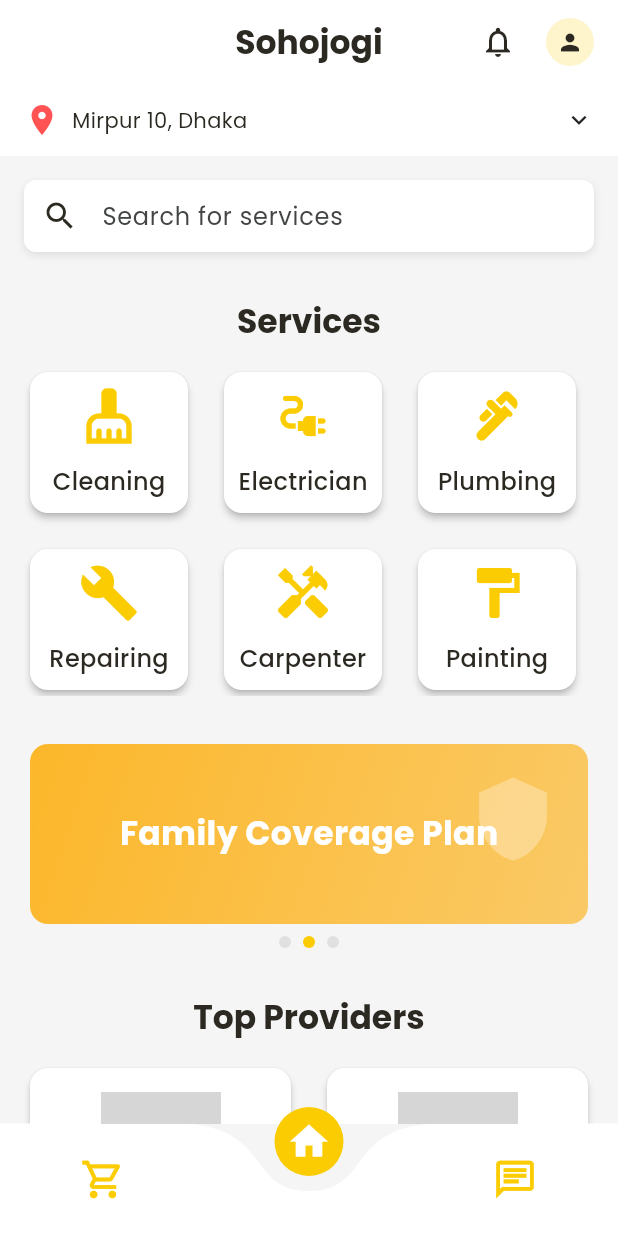
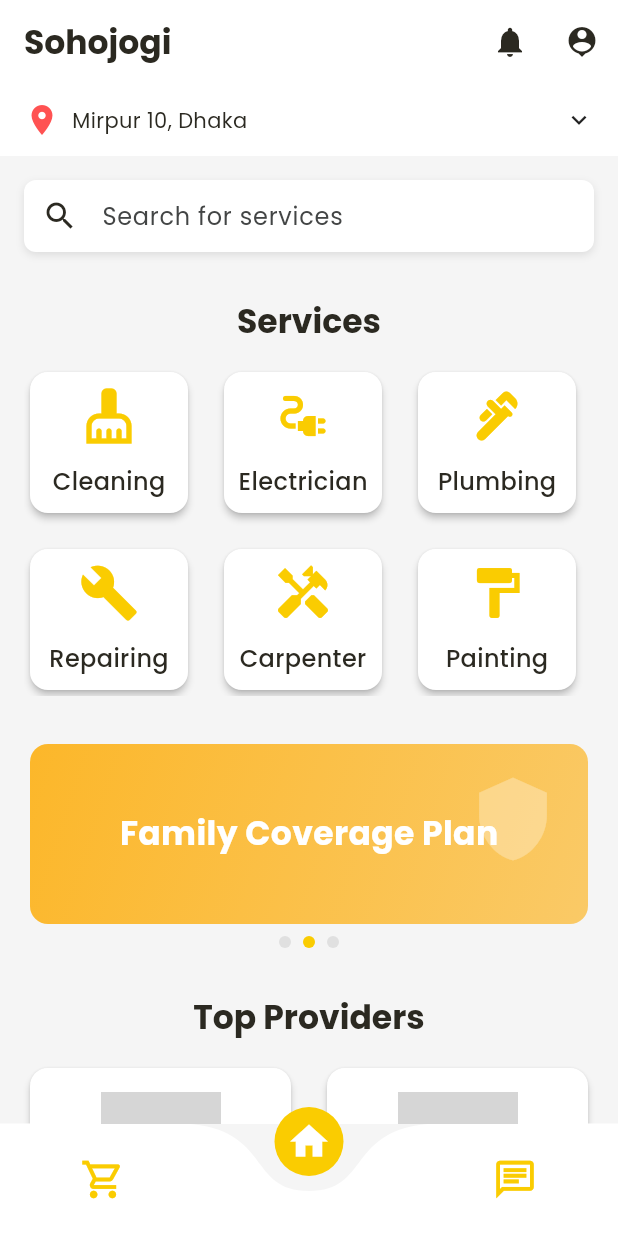
Before and after one commit to Learnathon-By-Geeky-Solutions/team-synergy, a Flutter app: the screen it shows after launch, on a phone screen of 412 x 824 dp. Run offline on Flutter 3.47's test engine with Material 3 defaults, Android fonts, the phone set to English and light mode, and no system bars; drawn by our look-alikes of curved_navigation_bar; our stand-ins replace animated_splash_screen, lottie, pin_code_fields, supabase_flutter; accounts and stored records are empty; network calls fail; grey boxes are pictures that could not be loaded.

Commit message:
appbar problem fixed

```diff
--- a/sohojogi/lib/screens/home/views/home_list_view.dart
+++ b/sohojogi/lib/screens/home/views/home_list_view.dart
@@ -11,7 +11,7 @@ class HomeScreen extends StatelessWidget {
   @override
   Widget build(BuildContext context) {
     return Scaffold(
-      appBar: const AppAppBar(title: 'Sohojogi',),
+      appBar: const AppAppBar(),
       body: const SingleChildScrollView(
         child: HomeBodyContent(),
       ),
--- a/sohojogi/lib/screens/navigation/app_appbar.dart
+++ b/sohojogi/lib/screens/navigation/app_appbar.dart
@@ -1,54 +1,17 @@
 import 'package:flutter/material.dart';
-import 'package:sohojogi/constants/colors.dart';
-import 'package:sohojogi/screens/notification/views/notification_list_view.dart';
+import '../notification/views/notification_list_view.dart';
+
 
 class AppAppBar extends StatelessWidget implements PreferredSizeWidget {
-  final String title;
-  final bool centerTitle;
-  final bool showBackButton;
-  final String? userProfileImageUrl;
-  final VoidCallback? onProfileTap;
-
-  const AppAppBar({
-    super.key,
-    required this.title,
-    this.centerTitle = true,
-    this.showBackButton = false,
-    this.userProfileImageUrl,
-    this.onProfileTap,
-  });
+  const AppAppBar({super.key});
 
   @override
   Widget build(BuildContext context) {
-    final bool isDarkMode = MediaQuery.of(context).platformBrightness == Brightness.dark;
-
     return AppBar(
-      centerTitle: centerTitle,
-      backgroundColor: isDarkMode ? darkColor : lightColor,
-      elevation: 0,
-      title: Text(
-        title,
-        style: TextStyle(
-          color: isDarkMode ? lightColor : darkColor,
-          fontWeight: FontWeight.bold,
-        ),
-      ),
-      leading: showBackButton
-          ? IconButton(
-        icon: Icon(
-          Icons.arrow_back,
-          color: isDarkMode ? lightColor : darkColor,
-        ),
-        onPressed: () => Navigator.pop(context),
-      )
-          : null,
-      actions: [
-        // Notification button
+      title: const Text('Sohojogi'),
+      actions: <Widget>[
         IconButton(
-          icon: Icon(
-            Icons.notifications_outlined,
-            color: isDarkMode ? lightColor : darkColor,
-          ),
+          icon: const Icon(Icons.notifications),
           onPressed: () {
             Navigator.push(
               context,
@@ -58,27 +21,11 @@ class AppAppBar extends StatelessWidget implements PreferredSizeWidget {
             );
           },
         ),
-
-        // Profile image
-        GestureDetector(
-          onTap: onProfileTap,
-          child: Padding(
-            padding: const EdgeInsets.only(right: 16.0, left: 8.0),
-            child: CircleAvatar(
-              radius: 16,
-              backgroundColor: primaryColor.withOpacity(0.2),
-              backgroundImage: userProfileImageUrl != null
-                  ? NetworkImage(userProfileImageUrl!)
-                  : null,
-              child: userProfileImageUrl == null
-                  ? Icon(
-                Icons.person,
-                size: 18,
-                color: isDarkMode ? lightColor : darkColor,
-              )
-                  : null,
-            ),
-          ),
+        IconButton(
+          icon: const Icon(Icons.person_pin),
+          onPressed: () {
+            Scaffold.of(context).openEndDrawer();
+          },
         ),
       ],
     );
```
